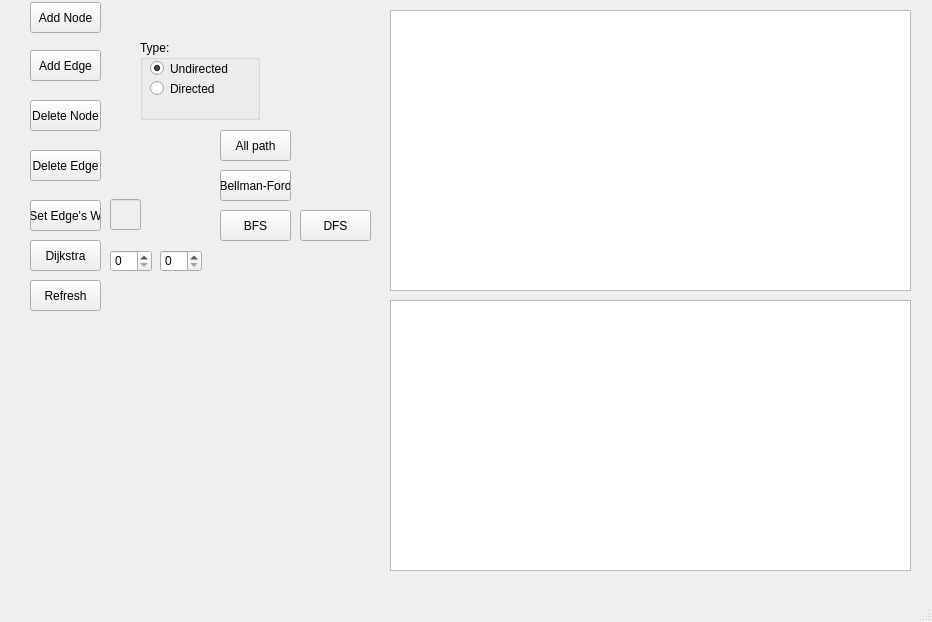
This is main.ui in darkhunterLearning/Statistical-Learning-Project as Qt 5 draws it before an edit. The edited form follows.
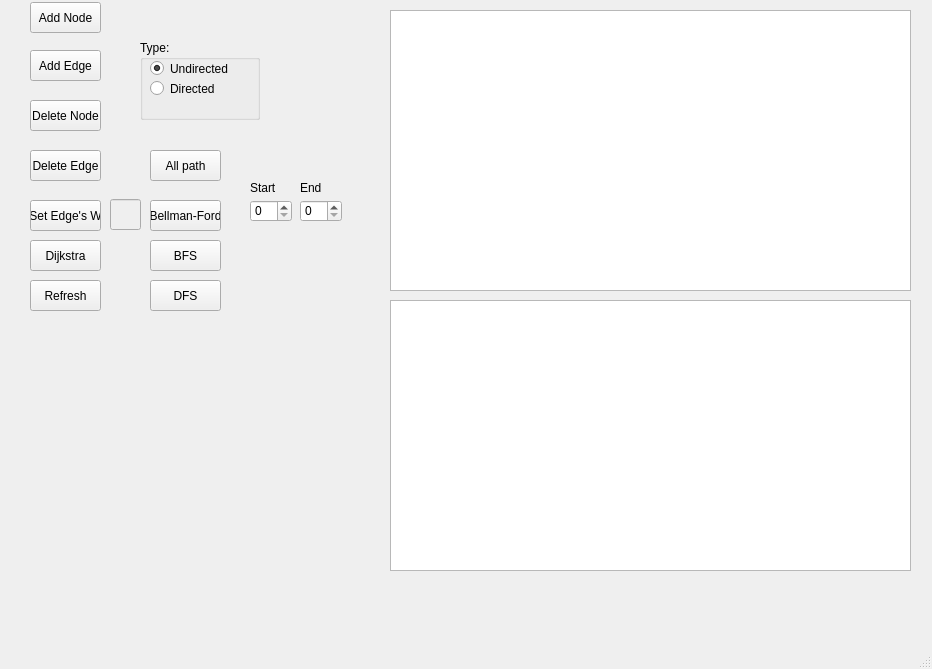
This is the edited form.

Patch:
```diff
--- a/main.ui
+++ b/main.ui
@@ -7,7 +7,7 @@
     <x>0</x>
     <y>0</y>
     <width>932</width>
-    <height>622</height>
+    <height>669</height>
    </rect>
   </property>
   <property name="windowTitle">
@@ -207,7 +207,7 @@
       <x>10</x>
       <y>420</y>
       <width>321</width>
-      <height>61</height>
+      <height>111</height>
      </rect>
     </property>
     <property name="styleSheet">
@@ -223,7 +223,7 @@
     <property name="geometry">
      <rect>
       <x>10</x>
-      <y>490</y>
+      <y>530</y>
       <width>321</width>
       <height>91</height>
      </rect>
@@ -235,8 +235,8 @@
    <widget class="QSpinBox" name="spb_source">
     <property name="geometry">
      <rect>
-      <x>110</x>
-      <y>250</y>
+      <x>250</x>
+      <y>200</y>
       <width>42</width>
       <height>22</height>
      </rect>
@@ -245,8 +245,8 @@
    <widget class="QSpinBox" name="spb_des">
     <property name="geometry">
      <rect>
-      <x>160</x>
-      <y>250</y>
+      <x>300</x>
+      <y>200</y>
       <width>42</width>
       <height>22</height>
      </rect>
@@ -271,8 +271,8 @@
    <widget class="QPushButton" name="btn_8">
     <property name="geometry">
      <rect>
-      <x>220</x>
-      <y>130</y>
+      <x>150</x>
+      <y>150</y>
       <width>71</width>
       <height>31</height>
      </rect>
@@ -284,8 +284,8 @@
    <widget class="QPushButton" name="btn_9">
     <property name="geometry">
      <rect>
-      <x>220</x>
-      <y>170</y>
+      <x>150</x>
+      <y>200</y>
       <width>71</width>
       <height>31</height>
      </rect>
@@ -297,8 +297,8 @@
    <widget class="QPushButton" name="btn_10">
     <property name="geometry">
      <rect>
-      <x>220</x>
-      <y>210</y>
+      <x>150</x>
+      <y>240</y>
       <width>71</width>
       <height>31</height>
      </rect>
@@ -310,8 +310,8 @@
    <widget class="QPushButton" name="btn_11">
     <property name="geometry">
      <rect>
-      <x>300</x>
-      <y>210</y>
+      <x>150</x>
+      <y>280</y>
       <width>71</width>
       <height>31</height>
      </rect>
@@ -320,6 +320,32 @@
      <string>DFS</string>
     </property>
    </widget>
+   <widget class="QLabel" name="lbl_start">
+    <property name="geometry">
+     <rect>
+      <x>250</x>
+      <y>180</y>
+      <width>31</width>
+      <height>16</height>
+     </rect>
+    </property>
+    <property name="text">
+     <string>Start</string>
+    </property>
+   </widget>
+   <widget class="QLabel" name="lbl_end">
+    <property name="geometry">
+     <rect>
+      <x>300</x>
+      <y>180</y>
+      <width>31</width>
+      <height>16</height>
+     </rect>
+    </property>
+    <property name="text">
+     <string>End</string>
+    </property>
+   </widget>
   </widget>
   <widget class="QMenuBar" name="menubar">
    <property name="geometry">
```
